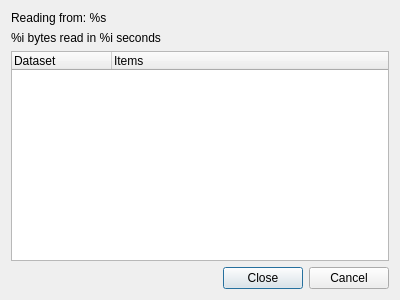
Above: dialogs/capturing.ui from veusz/veusz before the change. Below: the same form after it.
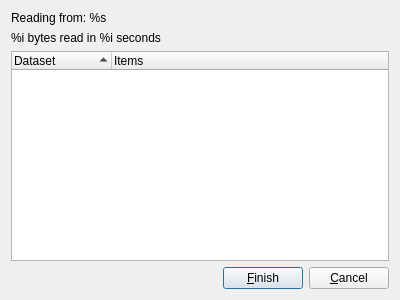
That is the form after the change.

Commit message: Basic capturing from file implemented

What changed in the file:
```diff
--- a/dialogs/capturing.ui
+++ b/dialogs/capturing.ui
@@ -32,6 +32,9 @@
      <property name="rootIsDecorated" >
       <bool>false</bool>
      </property>
+     <property name="sortingEnabled" >
+      <bool>true</bool>
+     </property>
      <column>
       <property name="text" >
        <string>Dataset</string>
@@ -45,14 +48,35 @@
     </widget>
    </item>
    <item>
-    <widget class="QDialogButtonBox" name="buttonBox" >
-     <property name="orientation" >
-      <enum>Qt::Horizontal</enum>
-     </property>
-     <property name="standardButtons" >
-      <set>QDialogButtonBox::Cancel|QDialogButtonBox::Close</set>
-     </property>
-    </widget>
+    <layout class="QHBoxLayout" name="horizontalLayout" >
+     <item>
+      <spacer name="horizontalSpacer" >
+       <property name="orientation" >
+        <enum>Qt::Horizontal</enum>
+       </property>
+       <property name="sizeHint" stdset="0" >
+        <size>
+         <width>40</width>
+         <height>20</height>
+        </size>
+       </property>
+      </spacer>
+     </item>
+     <item>
+      <widget class="QPushButton" name="finishButton" >
+       <property name="text" >
+        <string>&amp;Finish</string>
+       </property>
+      </widget>
+     </item>
+     <item>
+      <widget class="QPushButton" name="cancelButton" >
+       <property name="text" >
+        <string>&amp;Cancel</string>
+       </property>
+      </widget>
+     </item>
+    </layout>
    </item>
   </layout>
  </widget>
```
Left out of the diff: 35 changed lines with no effect on the pictures. The commit also changes 2 other files.
